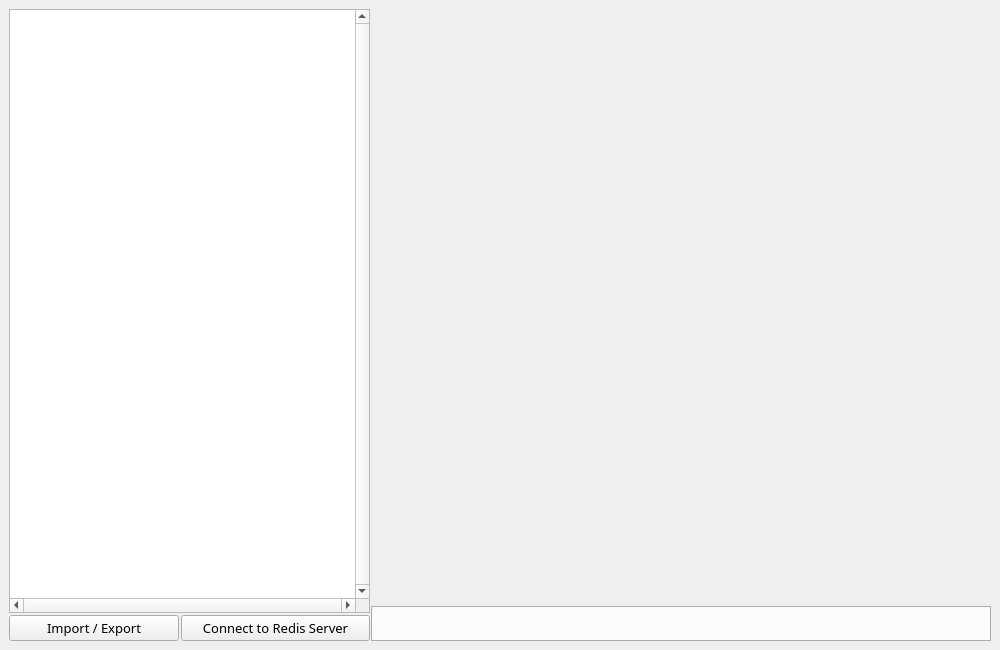
First picture: the form in src/app/forms/main.ui, repository RedisInsight/RedisDesktopManager, before the edit.
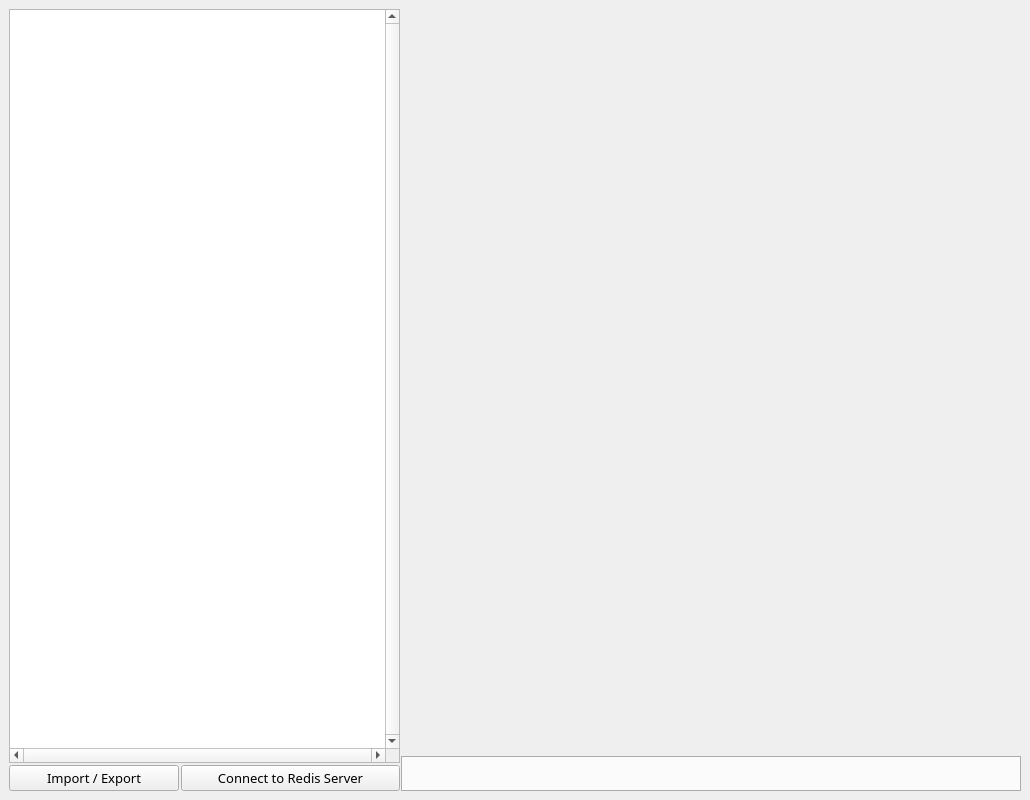
Second picture: the form after the edit. Icons and pictures are not drawn. Custom widgets are drawn as their Qt base class.

What changed in the file:
```diff
--- a/src/app/forms/main.ui
+++ b/src/app/forms/main.ui
@@ -7,8 +7,8 @@
    <rect>
     <x>0</x>
     <y>0</y>
-    <width>1000</width>
-    <height>650</height>
+    <width>1030</width>
+    <height>800</height>
    </rect>
   </property>
   <property name="sizePolicy">
@@ -20,7 +20,7 @@
   <property name="minimumSize">
    <size>
     <width>1000</width>
-    <height>650</height>
+    <height>800</height>
    </size>
   </property>
   <property name="windowTitle">
```
